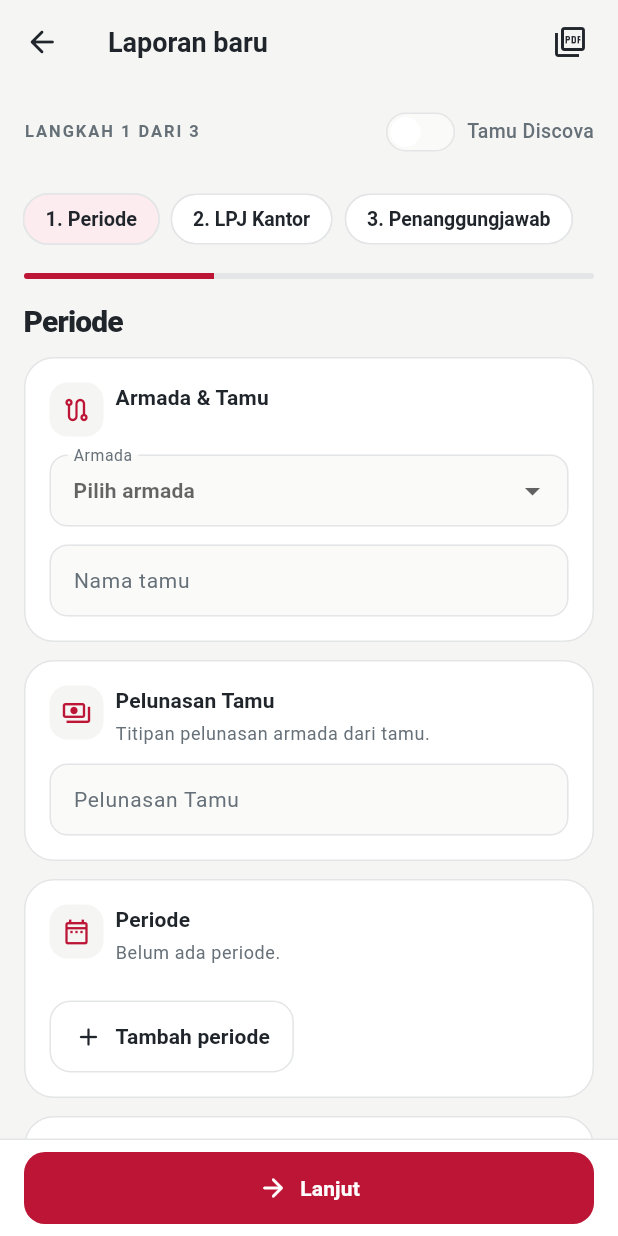
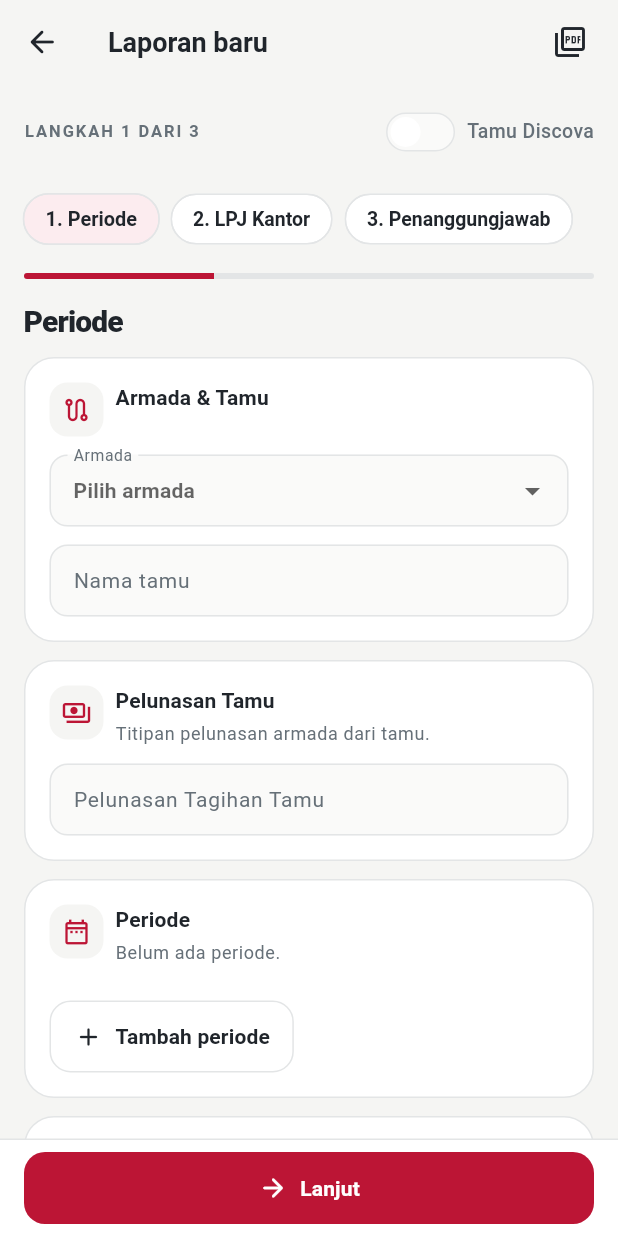
Before and after one commit to ratatulieoi/happy_bus_crew, a Flutter app: the FormScreen screen opened directly, on a phone screen of 412 x 824 dp. Run offline on Flutter 3.47's test engine with Material 3 defaults, Android fonts, the phone set to English and light mode, and no system bars; our stand-ins replace image_picker, pdf, printing, share_plus, sqflite, sqflite_common_ffi; accounts and stored records are empty.

Commit message:
refactor: use Pelunasan Tagihan Tamu label with standard numeric placeholder

```diff
--- a/lib/screens/form_screen.dart
+++ b/lib/screens/form_screen.dart
@@ -508,8 +508,7 @@ class _FormScreenState extends State<FormScreen> {
                   compact: true,
                   subtitle: 'Titipan pelunasan armada dari tamu.',
                   icon: Icons.payments_outlined),
-              _numberField(_pembayaranTagihan, 'Pelunasan Tamu',
-                  hint: 'Pelunasan Tagihan Tamu'),
+              _numberField(_pembayaranTagihan, 'Pelunasan Tagihan Tamu'),
             ])),
         const SizedBox(height: 12),
         _periodFields(),
```
Also changed, not shown: 1 other file.
